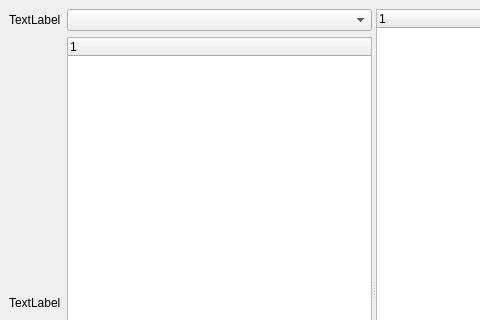
Before: the Qt Designer form dumps/compositing.ui in subing85/subins_tutorials, drawn with Qt 5; both pictures show x 0 to 480 and y 0 to 320 of the 800 by 600 pixel window.
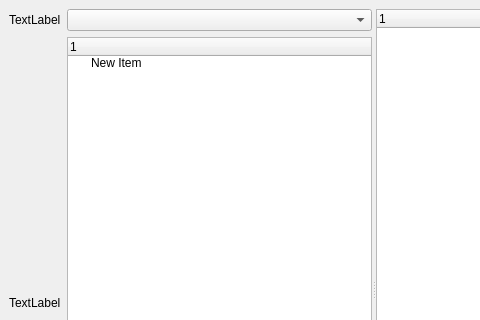
After: the same form once the commit is applied.

```diff
--- a/dumps/compositing.ui
+++ b/dumps/compositing.ui
@@ -46,6 +46,14 @@
             <string notr="true">1</string>
            </property>
           </column>
+          <item>
+           <property name="text">
+            <string>New Item</string>
+           </property>
+           <property name="whatsThis">
+            <string>child</string>
+           </property>
+          </item>
          </widget>
         </item>
        </layout>
```
